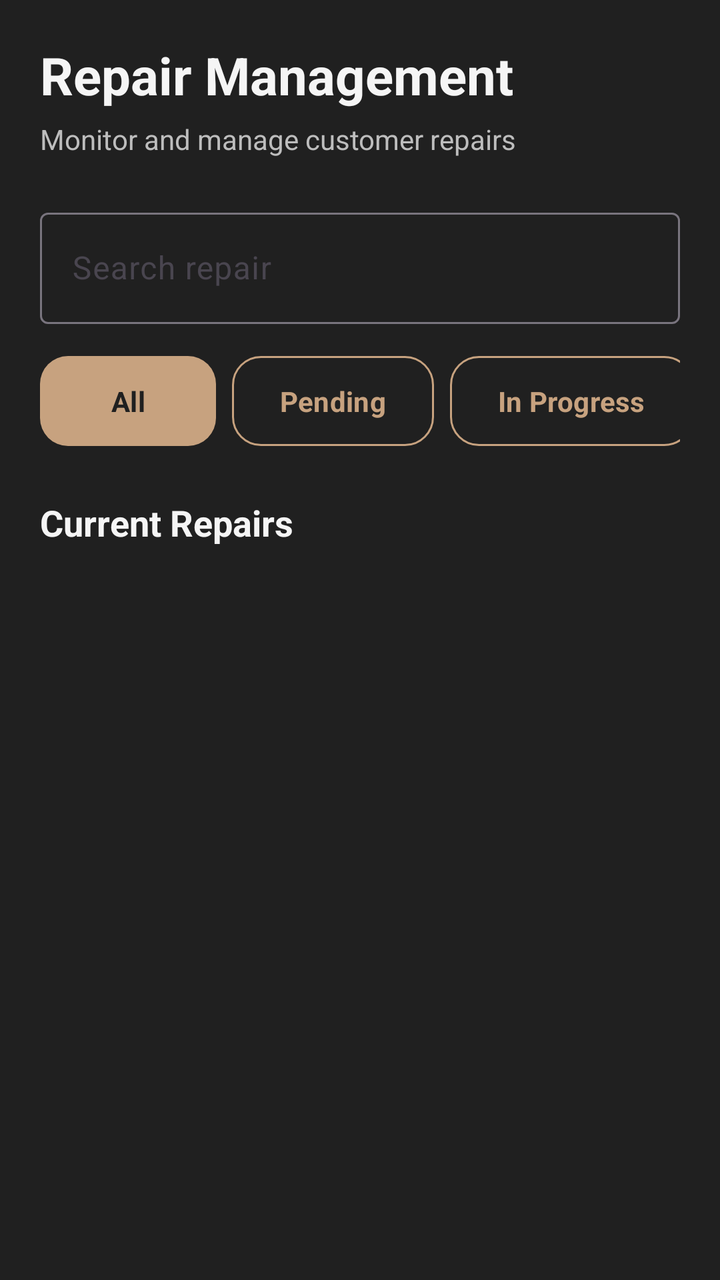
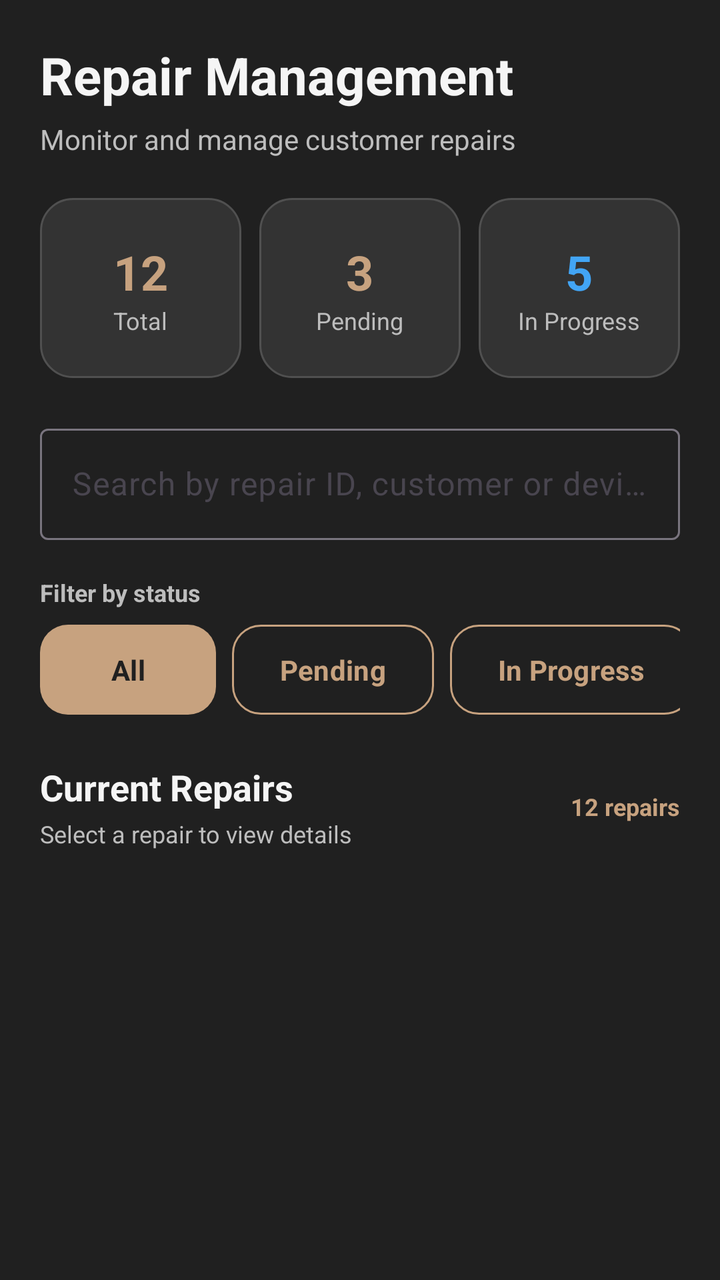

Two renders of the same Android screen: before a commit and after it. Below are the layout's source before the change and the commit's diff.
<!-- AndroidManifest.xml: application theme Theme.TechFix -->
<!-- res/layout/activity_repair_management.xml -->
<?xml version="1.0" encoding="utf-8"?>
<LinearLayout
    xmlns:android="http://schemas.android.com/apk/res/android"
    xmlns:app="http://schemas.android.com/apk/res-auto"
    android:layout_width="match_parent"
    android:layout_height="match_parent"
    android:orientation="vertical"
    android:background="@color/techfix_background">

    <ScrollView
        android:layout_width="match_parent"
        android:layout_height="0dp"
        android:layout_weight="1"
        android:fillViewport="true">

        <LinearLayout
            android:layout_width="match_parent"
            android:layout_height="wrap_content"
            android:orientation="vertical"
            android:padding="20dp">

            

            <TextView
                android:layout_width="wrap_content"
                android:layout_height="wrap_content"
                android:text="Repair Management"
                android:textColor="@color/techfix_white"
                android:textSize="26sp"
                android:textStyle="bold" />

            <TextView
                android:layout_width="wrap_content"
                android:layout_height="wrap_content"
                android:layout_marginTop="5dp"
                android:text="Monitor and manage customer repairs"
                android:textColor="@color/techfix_text_secondary"
                android:textSize="14sp" />


            

            <com.google.android.material.textfield.TextInputLayout
                android:id="@+id/searchRepairLayout"
                android:layout_width="match_parent"
                android:layout_height="wrap_content"
                android:layout_marginTop="22dp"
                android:hint="Search repair">

                <com.google.android.material.textfield.TextInputEditText
                    android:id="@+id/etSearchRepair"
                    android:layout_width="match_parent"
                    android:layout_height="wrap_content"
                    android:inputType="text"
                    android:textColor="@color/techfix_white"
                    android:textColorHint="@color/techfix_text_secondary" />

            </com.google.android.material.textfield.TextInputLayout>


            

            <HorizontalScrollView
                android:layout_width="match_parent"
                android:layout_height="wrap_content"
                android:layout_marginTop="16dp"
                android:scrollbars="none">

                <LinearLayout
                    android:layout_width="wrap_content"
                    android:layout_height="wrap_content"
                    android:orientation="horizontal">

                    <com.google.android.material.button.MaterialButton
                        android:id="@+id/btnFilterAll"
                        android:layout_width="wrap_content"
                        android:layout_height="45dp"
                        android:text="All"
                        android:textColor="@color/techfix_background"
                        android:textStyle="bold"
                        android:background="@drawable/bg_techfix_button" />

                    <com.google.android.material.button.MaterialButton
                        android:id="@+id/btnFilterPending"
                        android:layout_width="wrap_content"
                        android:layout_height="45dp"
                        android:layout_marginStart="8dp"
                        android:text="Pending"
                        android:textColor="@color/techfix_gold"
                        android:textStyle="bold"
                        android:background="@drawable/bg_techfix_outline_button" />

                    <com.google.android.material.button.MaterialButton
                        android:id="@+id/btnFilterProgress"
                        android:layout_width="wrap_content"
                        android:layout_height="45dp"
                        android:layout_marginStart="8dp"
                        android:text="In Progress"
                        android:textColor="@color/techfix_gold"
                        android:textStyle="bold"
                        android:background="@drawable/bg_techfix_outline_button" />

                    <com.google.android.material.button.MaterialButton
                        android:id="@+id/btnFilterCompleted"
                        android:layout_width="wrap_content"
                        android:layout_height="45dp"
                        android:layout_marginStart="8dp"
                        android:text="Completed"
                        android:textColor="@color/techfix_gold"
                        android:textStyle="bold"
                        android:background="@drawable/bg_techfix_outline_button" />

                </LinearLayout>

            </HorizontalScrollView>


            

            <TextView
                android:layout_width="wrap_content"
                android:layout_height="wrap_content"
                android:layout_marginTop="26dp"
                android:text="Current Repairs"
                android:textColor="@color/techfix_white"
                android:textSize="18sp"
                android:textStyle="bold" />

        </LinearLayout>

    </ScrollView>


    

    <androidx.recyclerview.widget.RecyclerView
        android:id="@+id/recyclerRepairs"
        android:layout_width="match_parent"
        android:layout_height="0dp"
        android:layout_weight="1"
        android:paddingStart="20dp"
        android:paddingEnd="20dp"
        android:clipToPadding="false" />

</LinearLayout>
<!-- resources referenced by this layout -->
<resources>
  <color name="techfix_background">#202020</color>
  <color name="techfix_gold">#C7A27F</color>
  <color name="techfix_text_secondary">#BDBDBD</color>
  <color name="techfix_white">#F5F5F5</color>
  <!-- drawable bg_techfix_button (drawable) -->
  <?xml version="1.0" encoding="utf-8"?>
  <shape xmlns:android="http://schemas.android.com/apk/res/android"
      android:shape="rectangle">
  
      <solid android:color="@color/techfix_gold" />
  
      <corners android:radius="14dp" />
  
  </shape>
  <!-- drawable bg_techfix_outline_button (drawable) -->
  <?xml version="1.0" encoding="utf-8"?>
  <shape xmlns:android="http://schemas.android.com/apk/res/android"
      android:shape="rectangle">
  
      <solid android:color="@color/techfix_transparent" />
  
      <corners android:radius="14dp" />
  
      <stroke
          android:width="1dp"
          android:color="@color/techfix_gold" />
  
  </shape>
  <style name="Theme.TechFix" parent="Base.Theme.TechFix" />
  <color name="techfix_transparent">#00000000</color>
  <style name="Base.Theme.TechFix" parent="Theme.Material3.DayNight.NoActionBar">
  
          <item name="android:fontFamily">sans-serif</item>
  
          <item name="android:windowBackground">@color/techfix_background</item>
  
          <item name="colorPrimary">@color/techfix_gold</item>
          <item name="colorOnPrimary">@color/techfix_background</item>
  
          <item name="colorSecondary">@color/techfix_gold_light</item>
          <item name="colorOnSecondary">@color/techfix_background</item>
  
          <item name="android:colorAccent">@color/techfix_gold</item>
  
          <item name="android:navigationBarColor">@color/techfix_background</item>
          <item name="android:statusBarColor">@color/techfix_background</item>
  
          <item name="android:windowLightStatusBar">false</item>
  
      </style>
  <color name="techfix_gold_light">#D4B493</color>
</resources>

<!-- the commit's change to res/layout/activity_repair_management.xml (unified diff, before → after) -->
@@ -9,8 +9,7 @@
 
     <ScrollView
         android:layout_width="match_parent"
-        android:layout_height="0dp"
-        android:layout_weight="1"
+        android:layout_height="wrap_content"
         android:fillViewport="true">
 
         <LinearLayout
@@ -40,12 +39,116 @@
 
             
 
+            <LinearLayout
+                android:layout_width="match_parent"
+                android:layout_height="wrap_content"
+                android:layout_marginTop="20dp"
+                android:orientation="horizontal">
+
+                
+
+                <LinearLayout
+                    android:layout_width="0dp"
+                    android:layout_height="90dp"
+                    android:layout_weight="1"
+                    android:layout_marginEnd="6dp"
+                    android:background="@drawable/bg_techfix_card"
+                    android:gravity="center"
+                    android:orientation="vertical"
+                    android:padding="10dp">
+
+                    <TextView
+                        android:id="@+id/tvTotalRepairs"
+                        android:layout_width="wrap_content"
+                        android:layout_height="wrap_content"
+                        android:text="12"
+                        android:textColor="@color/techfix_gold"
+                        android:textSize="24sp"
+                        android:textStyle="bold" />
+
+                    <TextView
+                        android:layout_width="wrap_content"
+                        android:layout_height="wrap_content"
+                        android:text="Total"
+                        android:textColor="@color/techfix_text_secondary"
+                        android:textSize="12sp" />
+
+                </LinearLayout>
+
+
+                
+
+                <LinearLayout
+                    android:layout_width="0dp"
+                    android:layout_height="90dp"
+                    android:layout_weight="1"
+                    android:layout_marginStart="3dp"
+                    android:layout_marginEnd="3dp"
+                    android:background="@drawable/bg_techfix_card"
+                    android:gravity="center"
+                    android:orientation="vertical"
+                    android:padding="10dp">
+
+                    <TextView
+                        android:id="@+id/tvPendingRepairs"
+                        android:layout_width="wrap_content"
+                        android:layout_height="wrap_content"
+                        android:text="3"
+                        android:textColor="@color/techfix_gold"
+                        android:textSize="24sp"
+                        android:textStyle="bold" />
+
+                    <TextView
+                        android:layout_width="wrap_content"
+                        android:layout_height="wrap_content"
+                        android:text="Pending"
+                        android:textColor="@color/techfix_text_secondary"
+                        android:textSize="12sp" />
+
+                </LinearLayout>
+
+
+                
+
+                <LinearLayout
+                    android:layout_width="0dp"
+                    android:layout_height="90dp"
+                    android:layout_weight="1"
+                    android:layout_marginStart="6dp"
+                    android:background="@drawable/bg_techfix_card"
+                    android:gravity="center"
+                    android:orientation="vertical"
+                    android:padding="10dp">
+
+                    <TextView
+                        android:id="@+id/tvProgressRepairs"
+                        android:layout_width="wrap_content"
+                        android:layout_height="wrap_content"
+                        android:text="5"
+                        android:textColor="#42A5F5"
+                        android:textSize="24sp"
+                        android:textStyle="bold" />
+
+                    <TextView
+                        android:layout_width="wrap_content"
+                        android:layout_height="wrap_content"
+                        android:text="In Progress"
+                        android:textColor="@color/techfix_text_secondary"
+                        android:textSize="12sp" />
+
+                </LinearLayout>
+
+            </LinearLayout>
+
+
+            
+
             <com.google.android.material.textfield.TextInputLayout
                 android:id="@+id/searchRepairLayout"
                 android:layout_width="match_parent"
                 android:layout_height="wrap_content"
-                android:layout_marginTop="22dp"
-                android:hint="Search repair">
+                android:layout_marginTop="20dp"
+                android:hint="Search by repair ID, customer or device">
 
                 <com.google.android.material.textfield.TextInputEditText
                     android:id="@+id/etSearchRepair"
@@ -60,10 +163,19 @@
 
             
 
+            <TextView
+                android:layout_width="wrap_content"
+                android:layout_height="wrap_content"
+                android:layout_marginTop="18dp"
+                android:text="Filter by status"
+                android:textColor="@color/techfix_text_secondary"
+                android:textSize="12sp"
+                android:textStyle="bold" />
+
             <HorizontalScrollView
                 android:layout_width="match_parent"
                 android:layout_height="wrap_content"
-                android:layout_marginTop="16dp"
+                android:layout_marginTop="8dp"
                 android:scrollbars="none">
 
                 <LinearLayout
@@ -117,20 +229,54 @@
 
             
 
-            <TextView
-                android:layout_width="wrap_content"
-                android:layout_height="wrap_content"
-                android:layout_marginTop="26dp"
-                android:text="Current Repairs"
-                android:textColor="@color/techfix_white"
-                android:textSize="18sp"
-                android:textStyle="bold" />
+            <LinearLayout
+                android:layout_width="match_parent"
+                android:layout_height="wrap_content"
+                android:layout_marginTop="24dp"
+                android:gravity="center_vertical"
+                android:orientation="horizontal">
+
+                <LinearLayout
+                    android:layout_width="0dp"
+                    android:layout_height="wrap_content"
+                    android:layout_weight="1"
+                    android:orientation="vertical">
+
+                    <TextView
+                        android:layout_width="wrap_content"
+                        android:layout_height="wrap_content"
+                        android:text="Current Repairs"
+                        android:textColor="@color/techfix_white"
+                        android:textSize="18sp"
+                        android:textStyle="bold" />
+
+                    <TextView
+                        android:layout_width="wrap_content"
+                        android:layout_height="wrap_content"
+                        android:layout_marginTop="3dp"
+                        android:text="Select a repair to view details"
+                        android:textColor="@color/techfix_text_secondary"
+                        android:textSize="12sp" />
+
+                </LinearLayout>
+
+                <TextView
+                    android:id="@+id/tvRepairCount"
+                    android:layout_width="wrap_content"
+                    android:layout_height="wrap_content"
+                    android:text="12 repairs"
+                    android:textColor="@color/techfix_gold"
+                    android:textSize="12sp"
+                    android:textStyle="bold" />
+
+            </LinearLayout>
 
         </LinearLayout>
 
     </ScrollView>
 
 
+    
     
 
     <androidx.recyclerview.widget.RecyclerView
@@ -140,6 +286,8 @@
         android:layout_weight="1"
         android:paddingStart="20dp"
         android:paddingEnd="20dp"
+        android:paddingTop="8dp"
+        android:paddingBottom="16dp"
         android:clipToPadding="false" />
 
 </LinearLayout>
<!-- resource entries referenced after the edit -->
@@ -12,6 +12,20 @@
       <solid android:color="@color/techfix_gold" />
   
       <corners android:radius="14dp" />
+  
+  </shape>
+  <!-- drawable bg_techfix_card (drawable) -->
+  <?xml version="1.0" encoding="utf-8"?>
+  <shape xmlns:android="http://schemas.android.com/apk/res/android"
+      android:shape="rectangle">
+  
+      <solid android:color="@color/techfix_surface" />
+  
+      <corners android:radius="16dp" />
+  
+      <stroke
+          android:width="1dp"
+          android:color="@color/techfix_border" />
   
   </shape>
   <!-- drawable bg_techfix_outline_button (drawable) -->
@@ -29,6 +43,8 @@
   
   </shape>
   <style name="Theme.TechFix" parent="Base.Theme.TechFix" />
+  <color name="techfix_surface">#333333</color>
+  <color name="techfix_border">#505050</color>
   <color name="techfix_transparent">#00000000</color>
   <style name="Base.Theme.TechFix" parent="Theme.Material3.DayNight.NoActionBar">
   
